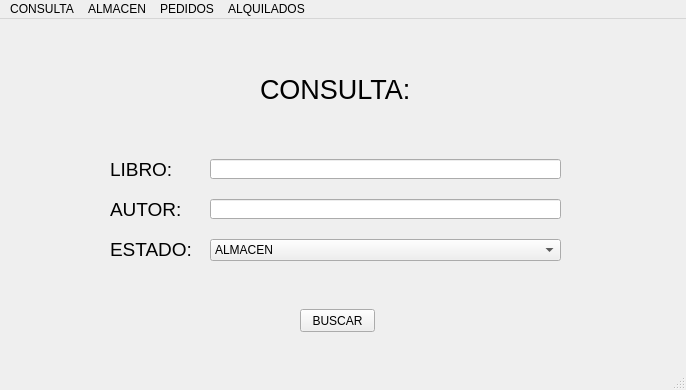
This is BIBLIOTECA_PROY/assets/main_consulta.ui in mixano611/PROYECTO_PRG_POO_PY as Qt 5 draws it before an edit. The edited form follows.
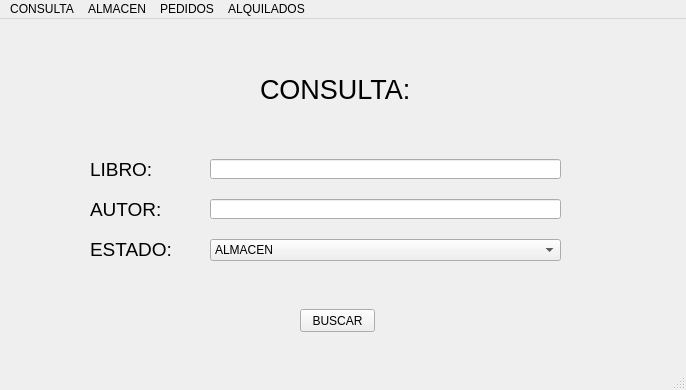
This is the edited form.

```diff
--- a/BIBLIOTECA_PROY/assets/main_consulta.ui
+++ b/BIBLIOTECA_PROY/assets/main_consulta.ui
@@ -19,7 +19,7 @@
      <rect>
       <x>260</x>
       <y>50</y>
-      <width>151</width>
+      <width>161</width>
       <height>41</height>
      </rect>
     </property>
@@ -58,7 +58,7 @@
    <widget class="QLabel" name="label_2">
     <property name="geometry">
      <rect>
-      <x>110</x>
+      <x>90</x>
       <y>140</y>
       <width>71</width>
       <height>21</height>
@@ -86,7 +86,7 @@
    <widget class="QLabel" name="label_3">
     <property name="geometry">
      <rect>
-      <x>110</x>
+      <x>90</x>
       <y>180</y>
       <width>71</width>
       <height>21</height>
@@ -129,9 +129,9 @@
    <widget class="QLabel" name="label_4">
     <property name="geometry">
      <rect>
-      <x>110</x>
+      <x>90</x>
       <y>220</y>
-      <width>81</width>
+      <width>101</width>
       <height>21</height>
      </rect>
     </property>
```
Left out of the diff: 2 changed lines with no effect on the pictures.
